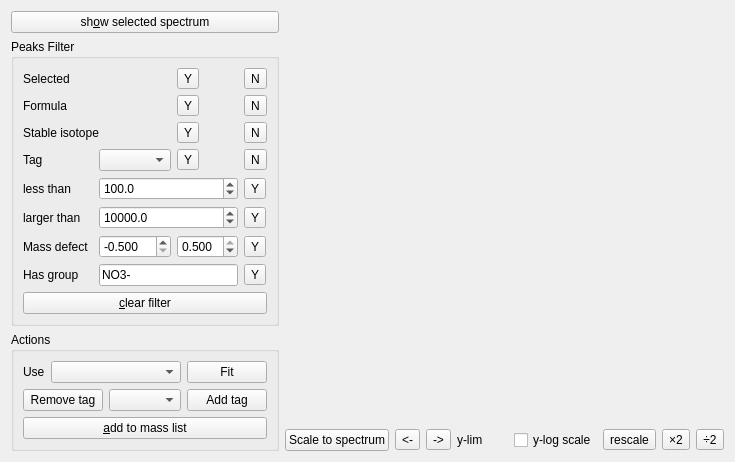
Qt form Orbitool/UI/PeakFit.ui (l460289052/Orbitool) before a commit.
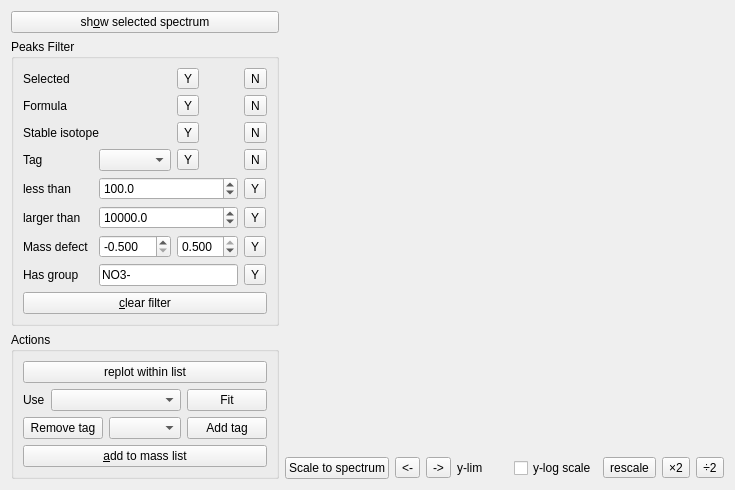
The same form after that commit.

The edit to the form file:
```diff
--- a/Orbitool/UI/PeakFit.ui
+++ b/Orbitool/UI/PeakFit.ui
@@ -288,6 +288,13 @@
         <string>Actions</string>
        </property>
        <layout class="QVBoxLayout" name="verticalLayout_4">
+        <item>
+         <widget class="QPushButton" name="replotPushButton">
+          <property name="text">
+           <string>replot within list</string>
+          </property>
+         </widget>
+        </item>
         <item>
          <layout class="QHBoxLayout" name="horizontalLayout_3">
           <item>
```
